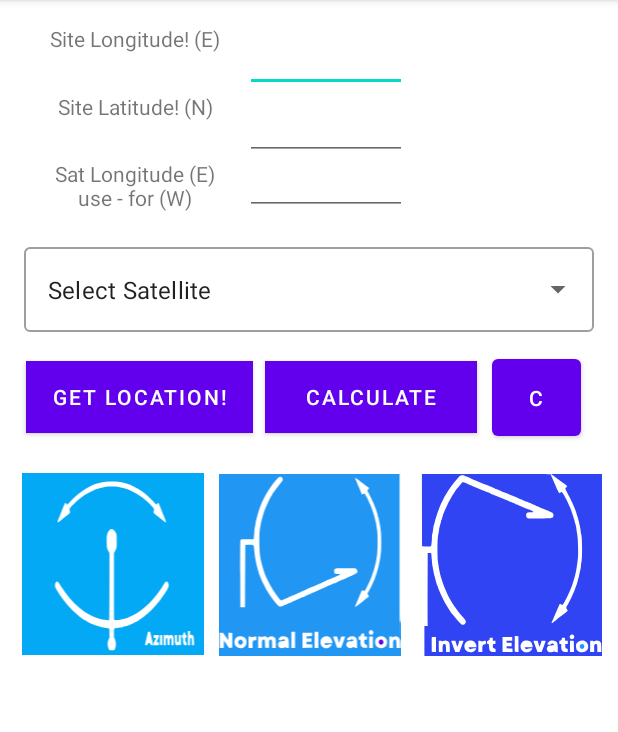
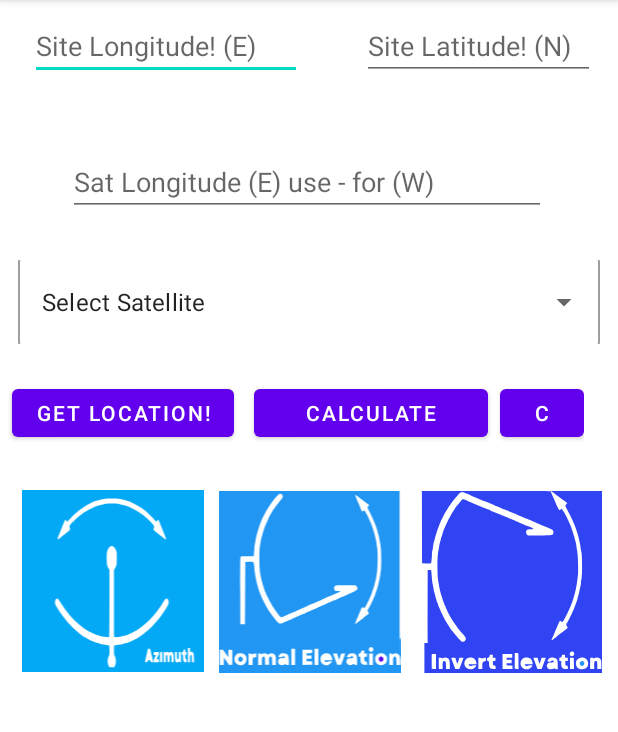
Before and after one commit to Mubarekethio/satellite-pointing-Angle-Calculator, an Android app: the screen it shows after launch (MainActivity), on a phone screen of 412 x 824 dp, the part 84-816 px from its top. Run offline under Robolectric (Android 15) with nearby library versions, the light colour scheme and no system bars.

Commit message:
pointing Calculator

```diff
--- a/app/src/main/res/layout/activity_main.xml
+++ b/app/src/main/res/layout/activity_main.xml
@@ -7,142 +7,103 @@
     tools:context=".MainActivity">
 
     <RelativeLayout
-        android:id="@+id/relativeLayout"
+        android:id="@+id/relativeLay1"
         android:layout_width="match_parent"
-        android:layout_height="143dp"
-        android:paddingStart="16dp"
-        android:paddingLeft="16dp"
-        android:paddingEnd="16dp"
-        android:paddingRight="56dp"
-        android:paddingTop="16dp"
-        app:layout_constraintTop_toTopOf="parent"
+        android:layout_height="144dp"
+        android:layout_alignParentStart="true"
         tools:ignore="MissingConstraints">
-
-        <RelativeLayout
-            android:id="@+id/relativeIn1"
-            android:layout_width="377dp"
-            android:layout_height="wrap_content"
-            android:layout_alignParentStart="true"
-            android:layout_alignParentTop="true"
-            android:layout_alignParentEnd="true"
-            android:layout_marginStart="8dp"
-            android:layout_marginTop="0dp"
-            android:layout_marginEnd="8dp">
-
-            <TextView
-                android:id="@+id/input1Des"
-                android:layout_width="132dp"
-                android:layout_height="35dp"
-                android:text="@string/site_longitude_e"
-                app:shapeAppearance="@style/Rounded"
-                android:textAlignment="center"/>
 
         <EditText
             android:id="@+id/input1"
-                android:layout_width="108dp"
+            android:layout_width="181dp"
             android:layout_height="wrap_content"
-                android:layout_marginStart="7dp"
-                android:layout_toEndOf="@+id/input1Des"
-                app:shapeAppearance="@style/Rounded" />
+            android:layout_alignParentTop="true"
+            android:layout_marginStart="20dp"
+            android:layout_marginTop="8dp"
+            android:hint="@string/site_longitude_e"
+            android:inputType="numberDecimal|numberSigned">
+
+        </EditText>
 
         <TextView
             android:id="@+id/longMin"
-                android:layout_width="96dp"
-                android:layout_height="33dp"
-                android:layout_alignParentTop="true"
-                android:layout_marginStart="21dp"
-                android:layout_marginTop="14dp"
-                android:layout_toEndOf="@+id/input1"
-                app:shapeAppearance="@style/Rounded" />
-        </RelativeLayout>
+            android:layout_width="127dp"
+            android:layout_height="22dp"
+            android:layout_above="@+id/input3"
+            android:layout_below="@+id/input1"
+            android:layout_alignParentStart="true"
+            android:layout_marginStart="56dp"
+            android:layout_marginTop="2dp"
+            android:layout_marginBottom="11dp">
 
-        <RelativeLayout
-            android:id="@+id/relativeIn2"
-            android:layout_width="377dp"
-            android:layout_height="wrap_content"
-            android:layout_alignParentStart="true"
-            android:layout_alignParentTop="true"
-            android:layout_toEndOf="@+id/relativeIn1"
-            android:layout_alignParentEnd="true"
-            android:layout_marginStart="8dp"
-            android:layout_marginTop="45dp"
-            android:layout_marginEnd="8dp">
-
-            <TextView
-                android:id="@+id/input2Des"
-                android:layout_width="132dp"
-                android:layout_height="35dp"
-                android:text="@string/site_latitude_n"
-                app:shapeAppearance="@style/Rounded"
-                android:textAlignment="center"/>
+        </TextView>
 
         <EditText
             android:id="@+id/input2"
-                android:layout_width="108dp"
+            android:layout_width="155dp"
             android:layout_height="wrap_content"
-                android:layout_marginStart="7dp"
-                android:layout_toEndOf="@+id/input2Des"
-                app:shapeAppearance="@style/Rounded" />
+            android:hint="@string/site_latitude_n"
+            android:layout_marginStart="40dp"
+            android:layout_marginTop="8dp"
+            android:layout_toEndOf="@+id/input1"
+            android:inputType="numberDecimal|numberSigned">
+
+        </EditText>
 
         <TextView
             android:id="@+id/latMin"
-                android:layout_width="104dp"
+            android:layout_width="129dp"
             android:layout_height="31dp"
-                android:layout_alignParentTop="true"
-                android:layout_marginStart="4dp"
-                android:layout_marginTop="14dp"
-                android:layout_toEndOf="@+id/input2"
-                app:shapeAppearance="@style/Rounded" />
-        </RelativeLayout>
-        <RelativeLayout
-            android:id="@+id/relativeIn3"
-            android:layout_width="377dp"
-            android:layout_height="wrap_content"
-            android:layout_alignParentStart="true"
-            android:layout_alignParentTop="true"
+            android:layout_above="@+id/input3"
+            android:layout_below="@+id/input2"
             android:layout_alignParentEnd="true"
-            android:layout_marginStart="8dp"
-            android:layout_marginTop="90dp"
-            android:layout_marginEnd="8dp">
+            android:layout_marginStart="72dp"
+            android:layout_marginTop="2dp"
+            android:layout_marginEnd="27dp"
+            android:layout_marginBottom="13dp"
+            android:layout_toEndOf="@+id/longMin">
 
-            <TextView
-                android:id="@+id/input3Des"
-                android:layout_width="132dp"
-                android:layout_height="35dp"
-                android:text="@string/sat_longtude_e_nuse_for_w"
-                app:shapeAppearance="@style/Rounded"
-                android:textAlignment="center"/>
+        </TextView>
 
         <EditText
             android:id="@+id/input3"
-                android:layout_width="108dp"
+            android:layout_width="318dp"
             android:layout_height="wrap_content"
-                android:layout_marginStart="7dp"
-                android:layout_toEndOf="@+id/input3Des"
-                app:shapeAppearance="@style/Rounded" />
+            android:layout_alignParentStart="true"
+            android:layout_alignParentEnd="true"
+            android:layout_alignParentBottom="true"
+            android:layout_marginStart="45dp"
+            android:hint="@string/sat_longtude_e_nuse_for_w"
+            android:layout_marginEnd="48dp"
+            android:layout_marginBottom="0dp"
+            android:inputType="numberSigned|numberDecimal">
+
+        </EditText>
 
 
     </RelativeLayout>
 
 
-    </RelativeLayout>
-
     <com.google.android.material.textfield.TextInputLayout
         android:id="@+id/textInputLayout2"
         style="@style/Widget.MaterialComponents.TextInputLayout.OutlinedBox.ExposedDropdownMenu"
         android:layout_width="match_parent"
-        android:layout_height="wrap_content"
-        android:layout_margin="16dp"
-        app:layout_constraintEnd_toEndOf="parent"
-        app:layout_constraintLeft_toLeftOf="parent"
-        app:layout_constraintRight_toRightOf="parent"
+        android:layout_height="61dp"
+        android:layout_alignParentStart="true"
+        android:layout_alignParentEnd="true"
+        android:layout_marginTop="24dp"
+        android:layout_marginStart="12dp"
+        android:layout_marginEnd="12dp"
         app:layout_constraintStart_toStartOf="parent"
-        app:layout_constraintTop_toBottomOf="@+id/relativeLayout">
+        app:layout_constraintTop_toBottomOf="@+id/relativeLay1">
 
         <AutoCompleteTextView
             android:id="@+id/autoCompleteTextView"
             android:layout_width="match_parent"
-            android:layout_height="match_parent"
+            android:layout_height="61dp"
+            android:layout_alignParentStart="true"
+            android:layout_alignParentTop="true"
+            android:layout_alignParentBottom="true"
             android:layout_weight="1"
             android:inputType="none"
             android:text="@string/select_satellite"
@@ -153,60 +114,55 @@
               an auto complete text view
                 and make its input type to none-->
 
+
     </com.google.android.material.textfield.TextInputLayout>
 
-
-    <!-- Imageview to show the converted svg file -->
-
-
     <RelativeLayout
-        android:id="@+id/rel1"
-        android:layout_width="match_parent"
-        android:layout_height="75dp"
-        app:layout_constraintBottom_toTopOf="@+id/relativeIm"
+        android:id="@+id/relativeLay2"
+        android:layout_width="389dp"
+        android:layout_height="46dp"
+        android:layout_alignParentStart="true"
+        android:layout_alignParentEnd="true"
+        android:layout_marginTop="24dp"
         app:layout_constraintTop_toBottomOf="@+id/textInputLayout2"
-        tools:ignore="MissingConstraints"
-        >
+        tools:layout_editor_absoluteX="16dp">
 
         <Button
             android:id="@+id/getLocation"
-            android:layout_width="151dp"
-            android:layout_height="wrap_content"
+            android:layout_width="wrap_content"
+            android:layout_height="47dp"
             android:layout_alignParentStart="true"
-            android:layout_centerVertical="true"
-            android:layout_marginStart="17dp"
-            android:background="@color/purple_500"
-            android:text="Get Location!"
-            android:textColor="@color/white"
-            app:shapeAppearance="@style/Rounded" />
+            android:layout_alignParentTop="true"
+            android:layout_alignParentBottom="true"
+            android:layout_marginStart="8dp"
+            android:layout_marginBottom="2dp"
+            android:text="Get Location!">
+
+        </Button>
 
         <Button
             android:id="@+id/btncalculate"
-            android:layout_width="141dp"
-            android:layout_height="wrap_content"
-            android:layout_centerVertical="true"
-            android:layout_marginStart="8dp"
+            android:layout_width="156dp"
+            android:layout_height="44dp"
+            android:layout_alignParentTop="true"
+            android:layout_alignParentBottom="true"
+            android:layout_marginStart="13dp"
+            android:layout_marginBottom="2dp"
             android:layout_toEndOf="@+id/getLocation"
-            android:background="#8A2BE3"
-            android:text="@string/calculate"
-            app:cardCornerRadius="20dp"
-            app:cardElevation="8dp"
-            app:layout_constraintBottom_toBottomOf="parent"
-            app:layout_constraintHorizontal_bias="0.894"
-            app:layout_constraintStart_toStartOf="parent"
-            app:layout_constraintTop_toTopOf="parent"
-            app:layout_constraintVertical_bias="0.393"
-            app:shapeAppearance="@style/Rounded" />
+            android:text="@string/calculate">
+
+        </Button>
 
         <Button
             android:id="@+id/btnclear"
-            android:layout_width="59dp"
-            android:layout_height="63dp"
-            android:layout_centerVertical="true"
-            android:layout_marginStart="10dp"
-            android:layout_marginEnd="0dp"
+            android:layout_width="78dp"
+            android:layout_height="29dp"
+            android:layout_alignParentTop="true"
+            android:layout_alignParentEnd="true"
+            android:layout_alignParentBottom="true"
+            android:layout_marginStart="8dp"
+            android:layout_marginBottom="2dp"
             android:layout_toEndOf="@+id/btncalculate"
-            android:elevation="@dimen/cardview_default_radius"
             android:text="C" />
 
 
@@ -215,13 +171,10 @@
     <RelativeLayout
         android:id="@+id/relativeIm"
         android:layout_width="match_parent"
-        android:layout_height="210dp"
-        android:layout_marginBottom="244dp"
-        app:layout_constraintBottom_toBottomOf="parent"
-        app:layout_constraintTop_toBottomOf="@+id/rel1"
-        tools:ignore="MissingConstraints"
+        android:layout_height="244dp"
+        android:layout_marginTop="20dp"
+        app:layout_constraintTop_toBottomOf="@+id/relativeLay2"
         tools:layout_editor_absoluteX="0dp">
-
         <ImageView
             android:id="@+id/image_view"
             android:layout_width="126dp"
@@ -259,14 +212,14 @@
 
         <TextView
             android:id="@+id/NEl2"
-            android:layout_width="124dp"
-            android:layout_height="43dp"
+            android:layout_width="127dp"
+            android:layout_height="50dp"
             android:layout_below="@+id/image_view2"
             android:layout_alignParentBottom="true"
             android:layout_gravity="bottom"
             android:layout_marginTop="8dp"
-            android:layout_marginEnd="18dp"
-            android:layout_marginBottom="17dp"
+            android:layout_marginEnd="15dp"
+            android:layout_marginBottom="57dp"
             android:layout_toStartOf="@+id/IEl2"
             app:layout_constraintStart_toEndOf="@+id/azI" />
 
@@ -293,11 +246,7 @@
             android:layout_marginEnd="20dp"
             app:layout_constraintStart_toEndOf="@+id/NEl2" />
 
-
     </RelativeLayout>
 
 
-
-
-
 </androidx.constraintlayout.widget.ConstraintLayout>
```
Lines whose indentation alone changed are shown as unchanged.
